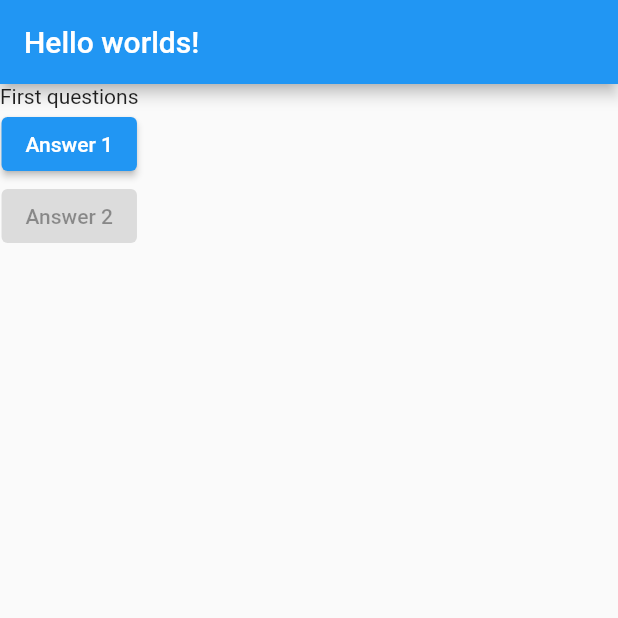
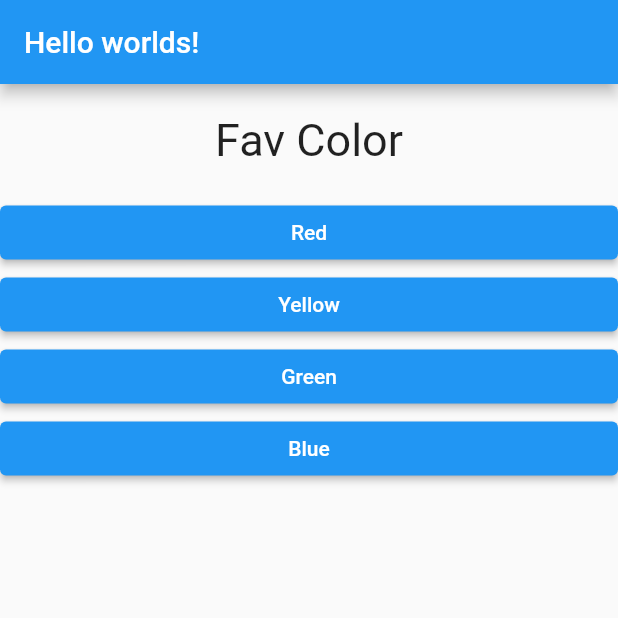
Before and after one commit to alexsanjoseph/flutter_complete_guide, a Flutter app: the screen it shows after launch, on a phone screen of 412 x 824 dp, the top half of it. Run offline on Flutter 3.47's test engine with Material 2 defaults, Android fonts, the phone set to English and light mode, and no system bars.

Commit message:
amend prev

```diff
--- a/lib/main.dart
+++ b/lib/main.dart
@@ -1,4 +1,5 @@
 import 'package:flutter/material.dart';
+import 'package:flutter_complete_guide/answer.dart';
 import './question.dart';
 
 void main() {
@@ -21,7 +22,18 @@ class MyAppState extends State {
     });
   }
 
-  var questions = ["First questions", "Last question"];
+  var questions = [
+    {
+      "question": "Fav Color",
+      "answer": "Blue",
+      "options": ["Red", "Yellow", "Green", "Blue"]
+    },
+    {
+      "question": "Fav Animal",
+      "answer": "Tiger",
+      "options": ["Lion", "Tiger", "Mosquito", "Green"]
+    }
+  ];
   Widget build(BuildContext context) {
     return MaterialApp(
       home: Scaffold(
@@ -30,15 +42,10 @@ class MyAppState extends State {
         ),
         body: Column(
           children: <Widget>[
-            Question(questions[questionIndex]),
-            ElevatedButton(
-              onPressed: answerQuestion,
-              child: Text("Answer 1"),
-            ),
-            ElevatedButton(
-              onPressed: null,
-              child: Text("Answer 2"),
-            ),
+            Question(questions[questionIndex]['question']),
+            ...(questions[questionIndex]['options'] as List<String>)
+                .map((answer) => Answer(answer, answerQuestion))
+                .toList(),
           ],
         ),
       ),
--- a/lib/question.dart
+++ b/lib/question.dart
@@ -7,9 +7,14 @@ class Question extends StatelessWidget {
 
   @override
   Widget build(BuildContext context) {
-    return Text(
-      questionText,
-      textAlign: TextAlign.center,
+    return Container(
+      width: double.infinity,
+      margin: EdgeInsets.all(20),
+      child: Text(
+        questionText,
+        style: TextStyle(fontSize: 30),
+        textAlign: TextAlign.center,
+      ),
     );
   }
 }
```
